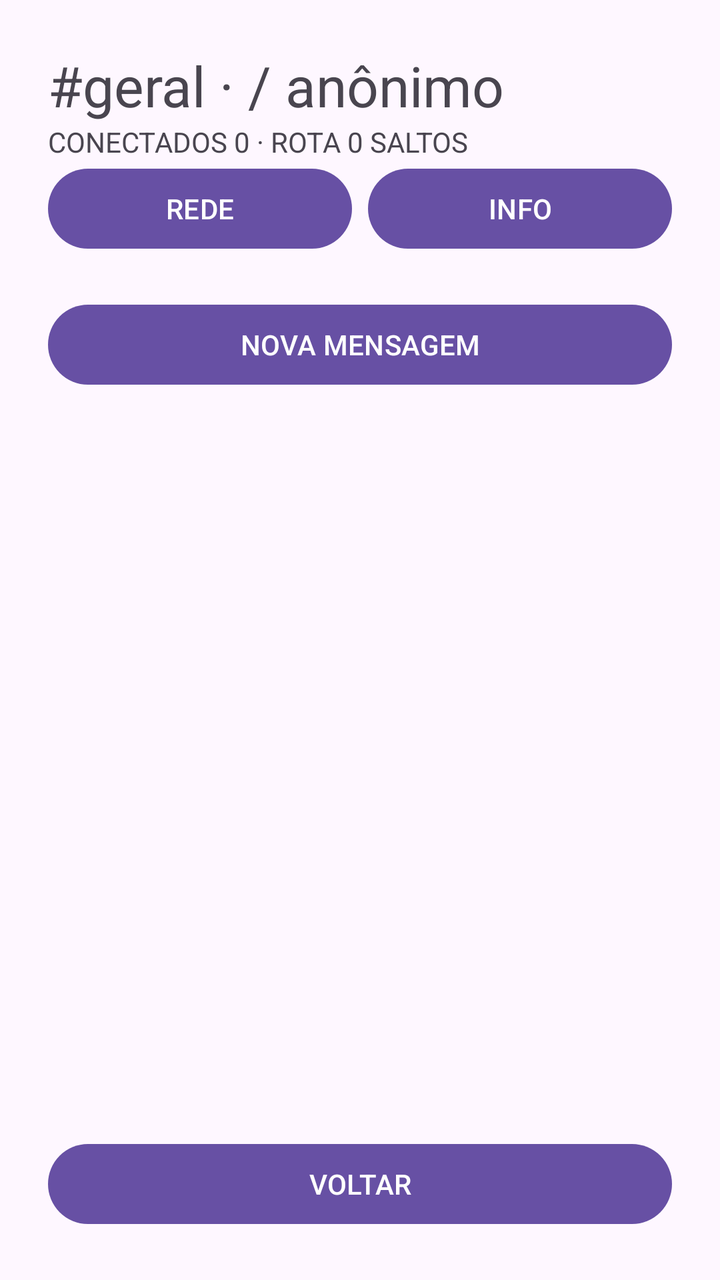
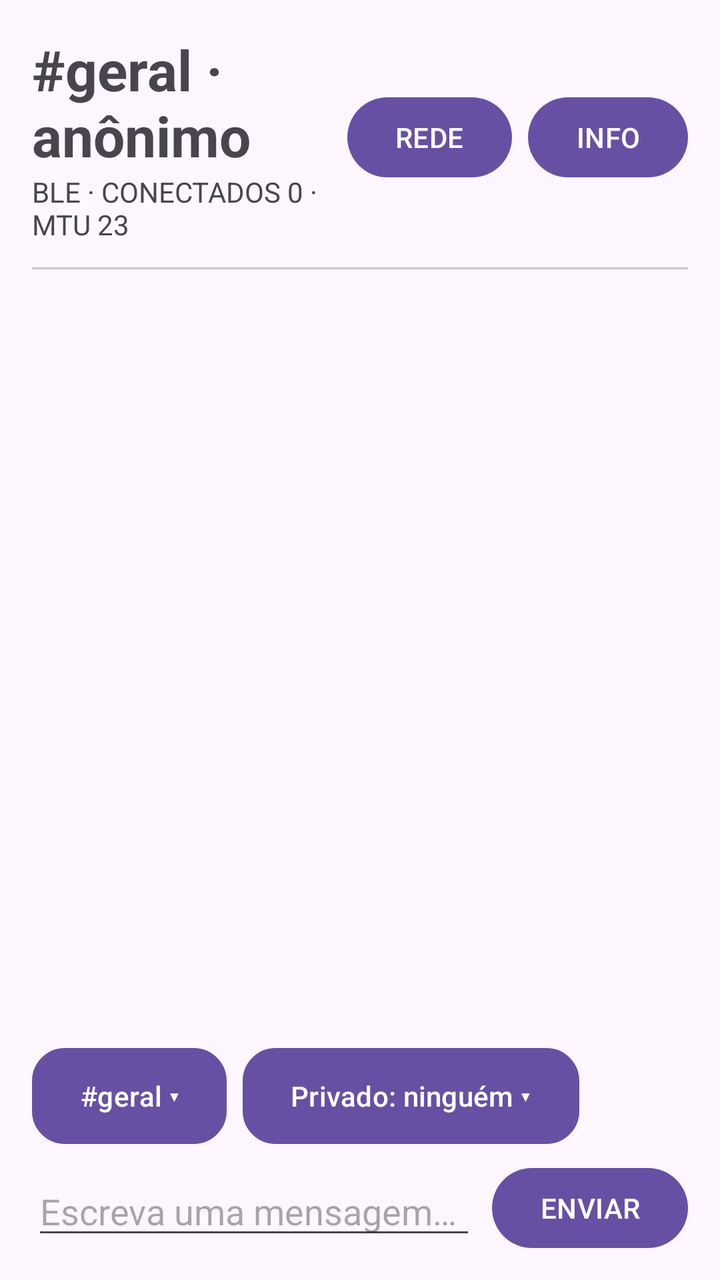

Two renders of the same Android screen: before a commit and after it. Below are the layout's source before the change and the commit's diff.
<!-- AndroidManifest.xml: application theme Theme.Aerotalks -->
<!-- res/layout/activity_agenda.xml -->
<?xml version="1.0" encoding="utf-8"?>
<LinearLayout
    xmlns:android="http://schemas.android.com/apk/res/android"
    android:layout_width="match_parent"
    android:layout_height="match_parent"
    android:orientation="vertical"
    android:padding="24dp">

    <TextView
        android:id="@+id/tvHeaderCanal"
        android:layout_width="wrap_content"
        android:layout_height="wrap_content"
        android:text="#geral · / anônimo"
        android:textSize="28sp" />

    <TextView
        android:id="@+id/tvStatus"
        android:layout_width="wrap_content"
        android:layout_height="wrap_content"
        android:text="CONECTADOS 0 · ROTA 0 SALTOS"
        android:textSize="14sp" />

    <LinearLayout
        android:layout_width="match_parent"
        android:layout_height="wrap_content"
        android:orientation="horizontal">

        <Button
            android:id="@+id/btnRede"
            android:layout_width="0dp"
            android:layout_height="wrap_content"
            android:layout_weight="1"
            android:layout_marginEnd="8dp"
            android:text="REDE" />

        <Button
            android:id="@+id/btnInfo"
            android:layout_width="0dp"
            android:layout_height="wrap_content"
            android:layout_weight="1"
            android:text="INFO" />
    </LinearLayout>

    <Button
        android:id="@+id/btnNovoEvento"
        android:layout_width="match_parent"
        android:layout_height="wrap_content"
        android:text="NOVA MENSAGEM"
        android:layout_marginTop="20dp" />

    <androidx.recyclerview.widget.RecyclerView
        android:id="@+id/rvEventos"
        android:layout_width="match_parent"
        android:layout_height="0dp"
        android:layout_weight="1"
        android:layout_marginTop="16dp" />

    <Button
        android:id="@+id/btnVoltar"
        android:layout_width="match_parent"
        android:layout_height="wrap_content"
        android:text="VOLTAR" />
</LinearLayout>
<!-- resources referenced by this layout -->
<resources>
  <style name="Theme.Aerotalks" parent="Base.Theme.Aerotalks" />
  <style name="Base.Theme.Aerotalks" parent="Theme.Material3.DayNight.NoActionBar">
      </style>
</resources>

<!-- the commit's change to res/layout/activity_agenda.xml (unified diff, before → after) -->
@@ -4,60 +4,139 @@
     android:layout_width="match_parent"
     android:layout_height="match_parent"
     android:orientation="vertical"
-    android:padding="24dp">
+    android:paddingStart="16dp"
+    android:paddingEnd="16dp"
+    android:paddingTop="16dp"
+    android:paddingBottom="12dp">
 
-    <TextView
-        android:id="@+id/tvHeaderCanal"
-        android:layout_width="wrap_content"
-        android:layout_height="wrap_content"
-        android:text="#geral · / anônimo"
-        android:textSize="28sp" />
-
-    <TextView
-        android:id="@+id/tvStatus"
-        android:layout_width="wrap_content"
-        android:layout_height="wrap_content"
-        android:text="CONECTADOS 0 · ROTA 0 SALTOS"
-        android:textSize="14sp" />
-
+    
     <LinearLayout
         android:layout_width="match_parent"
         android:layout_height="wrap_content"
-        android:orientation="horizontal">
+        android:orientation="horizontal"
+        android:gravity="center_vertical">
+
+        <LinearLayout
+            android:layout_width="0dp"
+            android:layout_height="wrap_content"
+            android:layout_weight="1"
+            android:orientation="vertical">
+
+            <TextView
+                android:id="@+id/tvHeaderCanal"
+                android:layout_width="wrap_content"
+                android:layout_height="wrap_content"
+                android:text="#geral · anônimo"
+                android:textSize="28sp"
+                android:textStyle="bold" />
+
+            <TextView
+                android:id="@+id/tvStatus"
+                android:layout_width="wrap_content"
+                android:layout_height="wrap_content"
+                android:text="BLE · CONECTADOS 0 · MTU 23"
+                android:textSize="14sp"
+                android:textColor="?android:attr/textColorSecondary" />
+        </LinearLayout>
 
         <Button
             android:id="@+id/btnRede"
-            android:layout_width="0dp"
+            android:layout_width="wrap_content"
             android:layout_height="wrap_content"
-            android:layout_weight="1"
-            android:layout_marginEnd="8dp"
+            android:minWidth="0dp"
+            android:layout_marginStart="8dp"
             android:text="REDE" />
 
         <Button
             android:id="@+id/btnInfo"
+            android:layout_width="wrap_content"
+            android:layout_height="wrap_content"
+            android:minWidth="0dp"
+            android:layout_marginStart="8dp"
+            android:text="INFO" />
+    </LinearLayout>
+
+    
+    <View
+        android:layout_width="match_parent"
+        android:layout_height="1dp"
+        android:layout_marginTop="12dp"
+        android:background="?attr/colorOutlineVariant" />
+
+    
+    <FrameLayout
+        android:layout_width="match_parent"
+        android:layout_height="0dp"
+        android:layout_weight="1">
+
+        <androidx.recyclerview.widget.RecyclerView
+            android:id="@+id/rvEventos"
+            android:layout_width="match_parent"
+            android:layout_height="match_parent"
+            android:clipToPadding="false"
+            android:paddingTop="8dp"
+            android:paddingBottom="8dp" />
+
+        <TextView
+            android:id="@+id/tvVazio"
+            android:layout_width="wrap_content"
+            android:layout_height="wrap_content"
+            android:layout_gravity="center"
+            android:gravity="center"
+            android:text="Nenhuma mensagem ainda."
+            android:textSize="16sp"
+            android:textColor="?android:attr/textColorSecondary"
+            android:visibility="gone" />
+    </FrameLayout>
+
+    
+    <LinearLayout
+        android:layout_width="match_parent"
+        android:layout_height="wrap_content"
+        android:orientation="horizontal"
+        android:layout_marginTop="8dp">
+
+        <Button
+            android:id="@+id/chipCanal"
+            android:layout_width="wrap_content"
+            android:layout_height="wrap_content"
+            android:background="@drawable/chip_bg"
+            android:textAllCaps="false"
+            android:text="#geral ▾" />
+
+        <Button
+            android:id="@+id/chipPrivado"
+            android:layout_width="wrap_content"
+            android:layout_height="wrap_content"
+            android:layout_marginStart="8dp"
+            android:background="@drawable/chip_bg"
+            android:textAllCaps="false"
+            android:text="Privado: ninguém ▾" />
+    </LinearLayout>
+
+    
+    <LinearLayout
+        android:layout_width="match_parent"
+        android:layout_height="wrap_content"
+        android:orientation="horizontal"
+        android:gravity="center_vertical"
+        android:layout_marginTop="8dp">
+
+        <EditText
+            android:id="@+id/etMensagem"
             android:layout_width="0dp"
             android:layout_height="wrap_content"
             android:layout_weight="1"
-            android:text="INFO" />
+            android:hint="Escreva uma mensagem…"
+            android:maxLines="4"
+            android:inputType="textCapSentences|textMultiLine"
+            android:imeOptions="actionSend" />
+
+        <Button
+            android:id="@+id/btnEnviar"
+            android:layout_width="wrap_content"
+            android:layout_height="wrap_content"
+            android:layout_marginStart="8dp"
+            android:text="ENVIAR" />
     </LinearLayout>
-
-    <Button
-        android:id="@+id/btnNovoEvento"
-        android:layout_width="match_parent"
-        android:layout_height="wrap_content"
-        android:text="NOVA MENSAGEM"
-        android:layout_marginTop="20dp" />
-
-    <androidx.recyclerview.widget.RecyclerView
-        android:id="@+id/rvEventos"
-        android:layout_width="match_parent"
-        android:layout_height="0dp"
-        android:layout_weight="1"
-        android:layout_marginTop="16dp" />
-
-    <Button
-        android:id="@+id/btnVoltar"
-        android:layout_width="match_parent"
-        android:layout_height="wrap_content"
-        android:text="VOLTAR" />
 </LinearLayout>
<!-- resource entries referenced after the edit -->
@@ -1,5 +1,18 @@
 <!-- resources referenced by this layout -->
 <resources>
+  <!-- drawable chip_bg (drawable) -->
+  <?xml version="1.0" encoding="utf-8"?>
+  <shape xmlns:android="http://schemas.android.com/apk/res/android"
+      android:shape="rectangle">
+  
+      <solid android:color="?attr/colorSurface" />
+  
+      <stroke
+          android:width="1dp"
+          android:color="?attr/colorOutline" />
+  
+      <corners android:radius="16dp" />
+  </shape>
   <style name="Theme.Aerotalks" parent="Base.Theme.Aerotalks" />
   <style name="Base.Theme.Aerotalks" parent="Theme.Material3.DayNight.NoActionBar">
       </style>
